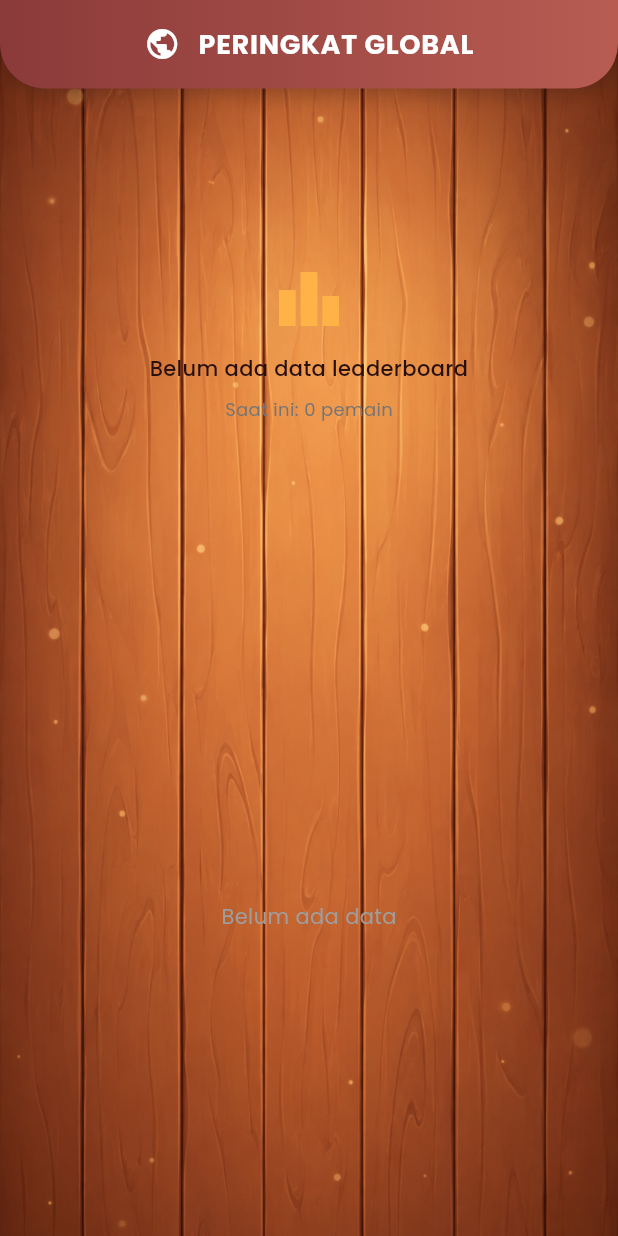
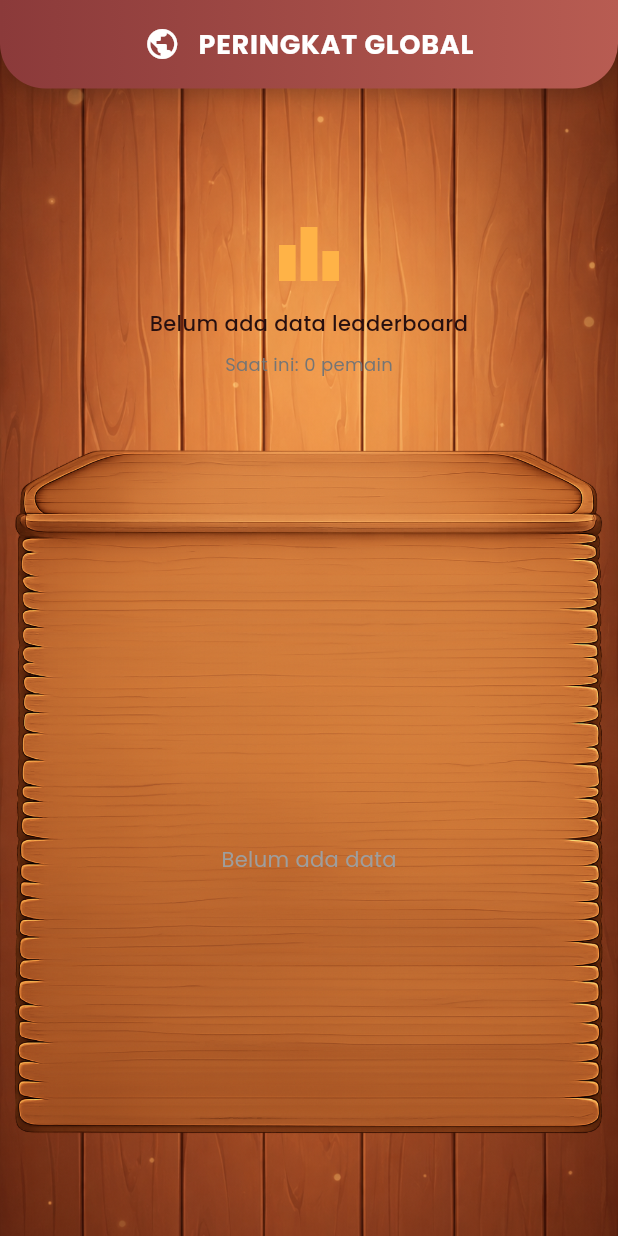
Before and after one commit to Latarombo/PJBL-FLUTTER-GETX, a Flutter app: the LeaderboardView screen opened directly, on a phone screen of 412 x 824 dp. Run offline on Flutter 3.47's test engine with Material 3 defaults, Android fonts, the light colour scheme and no system bars; our stand-ins replace cloud_firestore, curved_navigation_bar, firebase_auth, firebase_core, get, google_fonts and 2 more; accounts and stored records are empty.

Commit message:
update leaderboard view

```diff
--- a/lib/app/modules/leaderboard/views/leaderboard_view.dart
+++ b/lib/app/modules/leaderboard/views/leaderboard_view.dart
@@ -13,7 +13,7 @@ class LeaderboardView extends GetView<LeaderboardController> {
       backgroundColor: const Color(0xFFF9F4E4),
       body: Stack(
         children: [
-          // ── Background image ──────────────────────────────────────────────
+          // ── Layer 1: Background utama ─────────────────────────────────────
           Positioned.fill(
             child: Image.asset(
               'assets/images/bg_leaderboard.png',
@@ -21,18 +21,38 @@ class LeaderboardView extends GetView<LeaderboardController> {
             ),
           ),
 
-          // ── Konten utama: Column dengan podium fixed + list scrollable ───
+          // ── Layer 2: Kayu berlapis (podium) + papan (list) ────────────────
+          Positioned(
+            top: 220, // sesuaikan nilai ini
+            left: 4, // ← jarak dari kiri
+            right: 4, // ← jarak dari kanan
+            bottom: 0,
+            child: Image.asset(
+              'assets/images/bg_leaderboard_02.png',
+              fit: BoxFit.fill, // ← ganti ke fill agar gambar tidak terpotong
+              alignment: Alignment.topCenter,
+            ),
+          ),
+
+          // ── Konten utama ──────────────────────────────────────────────────
           SafeArea(
             child: Column(
               children: [
                 // ── 1. Header (fixed) ────────────────────────────────────
                 _buildHeader(),
 
-                // ── 2. Podium (fixed, tidak ikut scroll) ─────────────────
+                // ── 2. Podium (area kayu berlapis) ────────────────────────
                 _buildPodium(),
 
-                // ── 3. List leaderboard (hanya bagian ini yang scroll) ───
-                Expanded(child: _buildLeaderboardList()),
+                // ── 3. List leaderboard (area papan kayu) ─────────────────
+                Expanded(
+                  child: Padding(
+                    padding: const EdgeInsets.only(
+                      bottom: 16,
+                    ), // ← sesuaikan dengan tepi kayu
+                    child: ClipRect(child: _buildLeaderboardList()),
+                  ),
+                ),
               ],
             ),
           ),
@@ -90,10 +110,10 @@ class LeaderboardView extends GetView<LeaderboardController> {
     );
   }
 
-  // ── PODIUM (fixed, tidak bisa di-scroll) ───────────────────────────────────
+  // ── PODIUM ─────────────────────────────────────────────────────────────────
   Widget _buildPodium() {
     return SizedBox(
-      height: 340,
+      height: 280,
       child: Obx(() {
         final top = controller.top3;
 
@@ -135,22 +155,14 @@ class LeaderboardView extends GetView<LeaderboardController> {
           );
         }
 
+        // Podium — awan dihapus, langsung tampilkan tiga item
         return Stack(
           clipBehavior: Clip.none,
           children: [
-            Positioned(
-              left: 0,
-              right: 0,
-              bottom: 0,
-              child: SizedBox(
-                height: 210,
-                width: double.infinity,
-                child: Image.asset('assets/images/cloud.png', fit: BoxFit.fill),
-              ),
-            ),
+            // Peringkat 2 — kiri
             Positioned(
               left: 20,
-              bottom: 40,
+              bottom: 0,
               child: _buildPodiumItem(
                 rank: 2,
                 username: top[1].username,
@@ -160,10 +172,11 @@ class LeaderboardView extends GetView<LeaderboardController> {
                 podiumColor: const Color(0xFFC0C0C0),
               ),
             ),
+            // Peringkat 1 — tengah (lebih tinggi)
             Positioned(
               left: 0,
               right: 0,
-              bottom: 100,
+              bottom: 40,
               child: _buildPodiumItem(
                 rank: 1,
                 username: top[0].username,
@@ -174,9 +187,10 @@ class LeaderboardView extends GetView<LeaderboardController> {
                 isFirst: true,
               ),
             ),
+            // Peringkat 3 — kanan
             Positioned(
               right: 20,
-              bottom: 40,
+              bottom: 0,
               child: _buildPodiumItem(
                 rank: 3,
                 username: top[2].username,
@@ -321,7 +335,7 @@ class LeaderboardView extends GetView<LeaderboardController> {
     );
   }
 
-  // ── LIST LEADERBOARD (hanya bagian ini yang bisa di-scroll) ───────────────
+  // ── LIST LEADERBOARD ───────────────────────────────────────────────────────
   Widget _buildLeaderboardList() {
     return Obx(() {
       if (controller.isLoading.value) {
@@ -337,7 +351,7 @@ class LeaderboardView extends GetView<LeaderboardController> {
       }
 
       return ListView.builder(
-        padding: const EdgeInsets.fromLTRB(24, 8, 24, 80),
+        padding: const EdgeInsets.fromLTRB(24, 0, 24, 80),
         physics: const BouncingScrollPhysics(),
         itemCount: controller.leaderboardData.length,
         itemBuilder: (_, i) =>
@@ -453,7 +467,7 @@ class LeaderboardView extends GetView<LeaderboardController> {
     );
   }
 
-  // ── CARD USER SAAT INI (fixed di bawah) ───────────────────────────────────
+  // ── CARD USER SAAT INI ─────────────────────────────────────────────────────
   Widget _buildCurrentUserCard() {
     return Obx(() {
       final userEntry = controller.currentUserEntry;
```
Also changed, not shown: assets/images/bg_leaderboard_02.png (added), assets/images/bg_leaderboard_layer_02.png (deleted).
